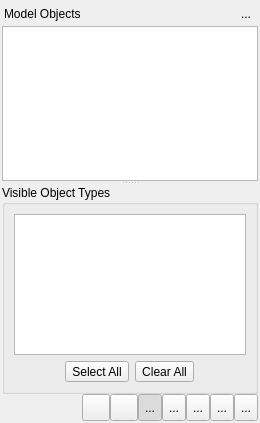
pgmodeler/pgmodeler, file libpgmodeler_ui/ui/modelobjectswidget.ui: the form before one commit.
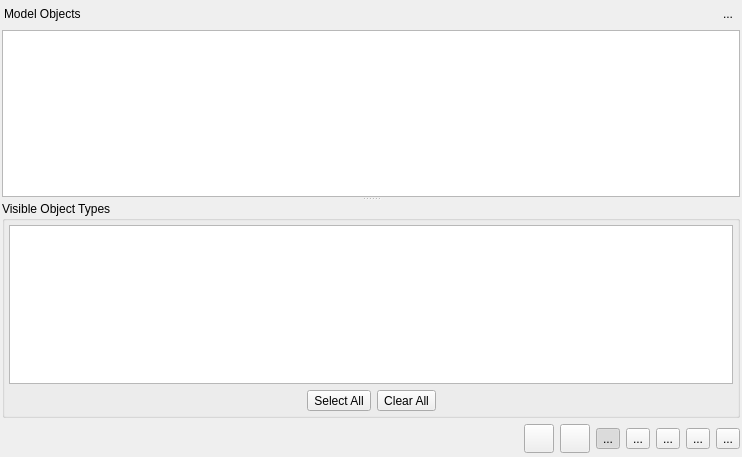
The form after the commit. Icons and pictures are not drawn.

What changed in the file:
```diff
--- a/libpgmodeler_ui/ui/modelobjectswidget.ui
+++ b/libpgmodeler_ui/ui/modelobjectswidget.ui
@@ -9,8 +9,8 @@
    <rect>
     <x>0</x>
     <y>0</y>
-    <width>260</width>
-    <height>423</height>
+    <width>742</width>
+    <height>457</height>
    </rect>
   </property>
   <property name="sizePolicy">
@@ -41,14 +41,20 @@
   <property name="floating" stdset="0">
    <bool>false</bool>
   </property>
-  <layout class="QVBoxLayout" name="verticalLayout_3">
-   <property name="spacing">
-    <number>0</number>
+  <layout class="QGridLayout" name="gridLayout_5">
+   <property name="leftMargin">
+    <number>2</number>
    </property>
-   <property name="margin">
+   <property name="topMargin">
     <number>2</number>
    </property>
-   <item>
+   <property name="rightMargin">
+    <number>2</number>
+   </property>
+   <property name="bottomMargin">
+    <number>4</number>
+   </property>
+   <item row="0" column="0">
     <widget class="QWidget" name="title_wgt" native="true">
      <property name="font">
       <font>
@@ -59,9 +65,18 @@
       <property name="spacing">
        <number>0</number>
       </property>
-      <property name="margin">
+      <property name="leftMargin">
        <number>2</number>
       </property>
+      <property name="topMargin">
+       <number>2</number>
+      </property>
+      <property name="rightMargin">
+       <number>2</number>
+      </property>
+      <property name="bottomMargin">
+       <number>0</number>
+      </property>
       <item>
        <widget class="QLabel" name="title_lbl">
         <property name="font">
@@ -120,16 +135,25 @@
      </layout>
     </widget>
    </item>
-   <item>
+   <item row="1" column="0">
     <widget class="QWidget" name="content_wgt" native="true">
-     <layout class="QVBoxLayout" name="verticalLayout_2">
-      <property name="spacing">
+     <layout class="QGridLayout" name="gridLayout_3">
+      <property name="leftMargin">
        <number>0</number>
       </property>
-      <property name="margin">
+      <property name="topMargin">
        <number>0</number>
       </property>
-      <item>
+      <property name="rightMargin">
+       <number>0</number>
+      </property>
+      <property name="bottomMargin">
+       <number>0</number>
+      </property>
+      <property name="verticalSpacing">
+       <number>0</number>
+      </property>
+      <item row="0" column="0">
        <widget class="QSplitter" name="splitter">
         <property name="orientation">
          <enum>Qt::Vertical</enum>
@@ -373,6 +397,9 @@
         </widget>
         <widget class="QWidget" name="layoutWidget">
          <layout class="QVBoxLayout" name="verticalLayout">
+          <property name="spacing">
+           <number>0</number>
+          </property>
           <item>
            <widget class="QGroupBox" name="visibleobjects_grp">
             <property name="maximumSize">
@@ -390,8 +417,20 @@
             <property name="checkable">
              <bool>false</bool>
             </property>
-            <layout class="QGridLayout" name="gridLayout_3">
-             <item row="0" column="0" colspan="3">
+            <layout class="QGridLayout" name="gridLayout">
+             <property name="leftMargin">
+              <number>4</number>
+             </property>
+             <property name="topMargin">
+              <number>4</number>
+             </property>
+             <property name="rightMargin">
+              <number>4</number>
+             </property>
+             <property name="bottomMargin">
+              <number>4</number>
+             </property>
+             <item row="0" column="0">
               <widget class="QListWidget" name="visibleobjects_lst">
                <property name="minimumSize">
                 <size>
@@ -420,20 +459,20 @@
               </widget>
              </item>
              <item row="1" column="0">
-              <spacer name="horizontalSpacer_3">
-               <property name="orientation">
-                <enum>Qt::Horizontal</enum>
-               </property>
-               <property name="sizeHint" stdset="0">
-                <size>
-                 <width>58</width>
-                 <height>20</height>
-                </size>
-               </property>
-              </spacer>
-             </item>
-             <item row="1" column="1">
               <layout class="QHBoxLayout" name="horizontalLayout_2">
+               <item>
+                <spacer name="horizontalSpacer_3">
+                 <property name="orientation">
+                  <enum>Qt::Horizontal</enum>
+                 </property>
+                 <property name="sizeHint" stdset="0">
+                  <size>
+                   <width>58</width>
+                   <height>20</height>
+                  </size>
+                 </property>
+                </spacer>
+               </item>
                <item>
                 <widget class="QToolButton" name="select_all_tb">
                  <property name="sizePolicy">
@@ -460,9 +499,7 @@
                  </property>
                 </widget>
                </item>
-              </layout>
-             </item>
-             <item row="1" column="2">
+               <item>
               <spacer name="horizontalSpacer_2">
                <property name="orientation">
                 <enum>Qt::Horizontal</enum>
@@ -476,19 +513,27 @@
               </spacer>
              </item>
             </layout>
+             </item>
+            </layout>
            </widget>
           </item>
          </layout>
         </widget>
        </widget>
       </item>
-      <item>
+     </layout>
+    </widget>
+   </item>
+   <item row="2" column="0">
        <layout class="QHBoxLayout" name="horizontalLayout">
         <item>
          <spacer name="horizontalSpacer">
           <property name="orientation">
            <enum>Qt::Horizontal</enum>
           </property>
+       <property name="sizeType">
+        <enum>QSizePolicy::Expanding</enum>
+       </property>
           <property name="sizeHint" stdset="0">
            <size>
             <width>118</width>
@@ -500,7 +545,7 @@
         <item>
          <widget class="QToolButton" name="select_tb">
           <property name="sizePolicy">
-           <sizepolicy hsizetype="Preferred" vsizetype="Preferred">
+        <sizepolicy hsizetype="Fixed" vsizetype="Fixed">
             <horstretch>0</horstretch>
             <verstretch>0</verstretch>
            </sizepolicy>
@@ -523,8 +568,8 @@
           </property>
           <property name="iconSize">
            <size>
-            <width>20</width>
-            <height>20</height>
+         <width>22</width>
+         <height>22</height>
            </size>
           </property>
          </widget>
@@ -532,7 +577,7 @@
         <item>
          <widget class="QToolButton" name="cancel_tb">
           <property name="sizePolicy">
-           <sizepolicy hsizetype="Preferred" vsizetype="Preferred">
+        <sizepolicy hsizetype="Fixed" vsizetype="Fixed">
             <horstretch>0</horstretch>
             <verstretch>0</verstretch>
            </sizepolicy>
@@ -555,8 +600,8 @@
           </property>
           <property name="iconSize">
            <size>
-            <width>20</width>
-            <height>20</height>
+         <width>22</width>
+         <height>22</height>
            </size>
           </property>
          </widget>
@@ -564,7 +609,7 @@
         <item>
          <widget class="QToolButton" name="tree_view_tb">
           <property name="sizePolicy">
-           <sizepolicy hsizetype="Preferred" vsizetype="Preferred">
+        <sizepolicy hsizetype="Fixed" vsizetype="Fixed">
             <horstretch>0</horstretch>
             <verstretch>0</verstretch>
            </sizepolicy>
@@ -590,8 +635,8 @@
           </property>
           <property name="iconSize">
            <size>
-            <width>20</width>
-            <height>20</height>
+         <width>22</width>
+         <height>22</height>
            </size>
           </property>
           <property name="checkable">
@@ -605,7 +650,7 @@
         <item>
          <widget class="QToolButton" name="list_view_tb">
           <property name="sizePolicy">
-           <sizepolicy hsizetype="Preferred" vsizetype="Preferred">
+        <sizepolicy hsizetype="Fixed" vsizetype="Fixed">
             <horstretch>0</horstretch>
             <verstretch>0</verstretch>
            </sizepolicy>
@@ -628,8 +673,8 @@
           </property>
           <property name="iconSize">
            <size>
-            <width>20</width>
-            <height>20</height>
+         <width>22</width>
+         <height>22</height>
            </size>
           </property>
           <property name="checkable">
@@ -640,7 +685,7 @@
         <item>
          <widget class="QToolButton" name="options_tb">
           <property name="sizePolicy">
-           <sizepolicy hsizetype="Preferred" vsizetype="Preferred">
+        <sizepolicy hsizetype="Fixed" vsizetype="Fixed">
             <horstretch>0</horstretch>
             <verstretch>0</verstretch>
            </sizepolicy>
@@ -663,8 +708,8 @@
           </property>
           <property name="iconSize">
            <size>
-            <width>20</width>
-            <height>20</height>
+         <width>22</width>
+         <height>22</height>
            </size>
           </property>
           <property name="checkable">
@@ -678,7 +723,7 @@
         <item>
          <widget class="QToolButton" name="expand_all_tb">
           <property name="sizePolicy">
-           <sizepolicy hsizetype="Preferred" vsizetype="Preferred">
+        <sizepolicy hsizetype="Fixed" vsizetype="Fixed">
             <horstretch>0</horstretch>
             <verstretch>0</verstretch>
            </sizepolicy>
@@ -701,8 +746,8 @@
           </property>
           <property name="iconSize">
            <size>
-            <width>20</width>
-            <height>20</height>
+         <width>22</width>
+         <height>22</height>
            </size>
           </property>
           <property name="checkable">
@@ -713,7 +758,7 @@
         <item>
          <widget class="QToolButton" name="collapse_all_tb">
           <property name="sizePolicy">
-           <sizepolicy hsizetype="Preferred" vsizetype="Preferred">
+        <sizepolicy hsizetype="Fixed" vsizetype="Fixed">
             <horstretch>0</horstretch>
             <verstretch>0</verstretch>
            </sizepolicy>
@@ -736,8 +781,8 @@
           </property>
           <property name="iconSize">
            <size>
-            <width>20</width>
-            <height>20</height>
+         <width>22</width>
+         <height>22</height>
            </size>
           </property>
           <property name="checkable">
@@ -746,9 +791,6 @@
          </widget>
         </item>
        </layout>
-      </item>
-     </layout>
-    </widget>
    </item>
   </layout>
  </widget>
```
Left out of the diff: 26 changed lines with no effect on the pictures. Lines whose indentation alone changed are shown as unchanged.
